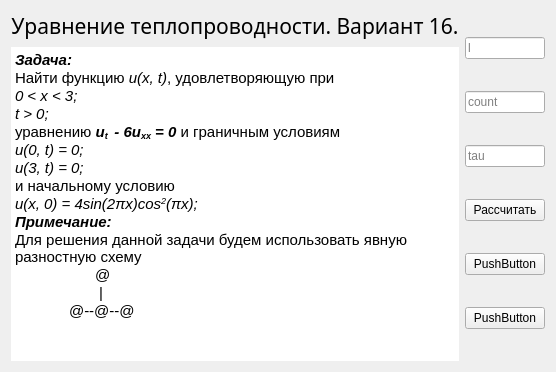
Above: Teplo/teplo.ui from sm4ll-3gg/UNumericalMethods before the change. Below: the same form after it.
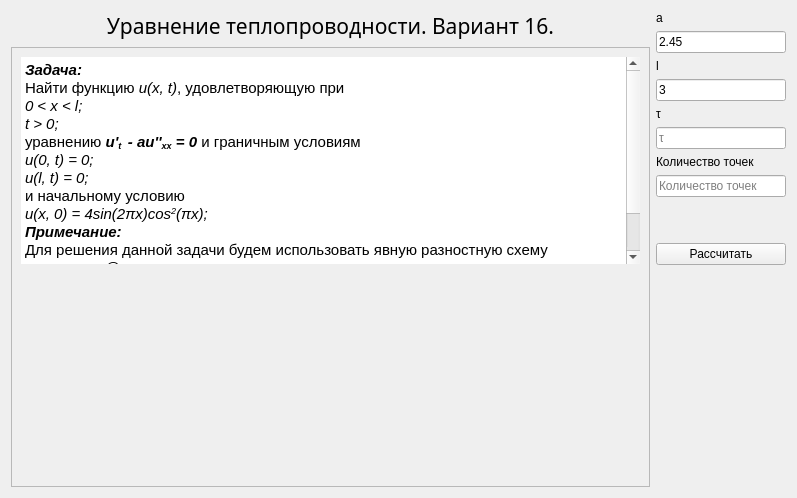
That is the form after the change. Custom widgets are drawn as their Qt base class.

The edit to the form file:
```diff
--- a/Teplo/teplo.ui
+++ b/Teplo/teplo.ui
@@ -6,8 +6,8 @@
    <rect>
     <x>0</x>
     <y>0</y>
-    <width>546</width>
-    <height>372</height>
+    <width>797</width>
+    <height>498</height>
    </rect>
   </property>
   <property name="windowTitle">
@@ -19,7 +19,7 @@
      <item>
       <widget class="QLabel" name="title">
        <property name="sizePolicy">
-        <sizepolicy hsizetype="Preferred" vsizetype="Minimum">
+        <sizepolicy hsizetype="Minimum" vsizetype="Minimum">
          <horstretch>0</horstretch>
          <verstretch>0</verstretch>
         </sizepolicy>
@@ -41,22 +41,82 @@
       </widget>
      </item>
      <item>
-      <widget class="QTextBrowser" name="textBrowser">
-       <property name="frameShape">
-        <enum>QFrame::NoFrame</enum>
+      <widget class="QScrollArea" name="answerArea">
+       <property name="sizePolicy">
+        <sizepolicy hsizetype="Expanding" vsizetype="Expanding">
+         <horstretch>0</horstretch>
+         <verstretch>0</verstretch>
+        </sizepolicy>
        </property>
-       <property name="html">
-        <string>&lt;!DOCTYPE HTML PUBLIC &quot;-//W3C//DTD HTML 4.0//EN&quot; &quot;http://www.w3.org/TR/REC-html40/strict.dtd&quot;&gt;
+       <property name="sizeAdjustPolicy">
+        <enum>QAbstractScrollArea::AdjustToContentsOnFirstShow</enum>
+       </property>
+       <property name="widgetResizable">
+        <bool>true</bool>
+       </property>
+       <widget class="QWidget" name="answerAreaContents">
+        <property name="geometry">
+         <rect>
+          <x>0</x>
+          <y>0</y>
+          <width>637</width>
+          <height>447</height>
+         </rect>
+        </property>
+        <property name="sizePolicy">
+         <sizepolicy hsizetype="Expanding" vsizetype="Expanding">
+          <horstretch>0</horstretch>
+          <verstretch>0</verstretch>
+         </sizepolicy>
+        </property>
+        <property name="autoFillBackground">
+         <bool>true</bool>
+        </property>
+        <layout class="QVBoxLayout" name="verticalLayout">
+         <property name="sizeConstraint">
+          <enum>QLayout::SetDefaultConstraint</enum>
+         </property>
+         <item>
+          <widget class="QTextBrowser" name="conditionText">
+           <property name="sizePolicy">
+            <sizepolicy hsizetype="Expanding" vsizetype="Expanding">
+             <horstretch>0</horstretch>
+             <verstretch>0</verstretch>
+            </sizepolicy>
+           </property>
+           <property name="autoFillBackground">
+            <bool>false</bool>
+           </property>
+           <property name="frameShape">
+            <enum>QFrame::NoFrame</enum>
+           </property>
+           <property name="verticalScrollBarPolicy">
+            <enum>Qt::ScrollBarAsNeeded</enum>
+           </property>
+           <property name="horizontalScrollBarPolicy">
+            <enum>Qt::ScrollBarAsNeeded</enum>
+           </property>
+           <property name="sizeAdjustPolicy">
+            <enum>QAbstractScrollArea::AdjustIgnored</enum>
+           </property>
+           <property name="autoFormatting">
+            <set>QTextEdit::AutoNone</set>
+           </property>
+           <property name="undoRedoEnabled">
+            <bool>false</bool>
+           </property>
+           <property name="html">
+            <string>&lt;!DOCTYPE HTML PUBLIC &quot;-//W3C//DTD HTML 4.0//EN&quot; &quot;http://www.w3.org/TR/REC-html40/strict.dtd&quot;&gt;
 &lt;html&gt;&lt;head&gt;&lt;meta name=&quot;qrichtext&quot; content=&quot;1&quot; /&gt;&lt;style type=&quot;text/css&quot;&gt;
 p, li { white-space: pre-wrap; }
 &lt;/style&gt;&lt;/head&gt;&lt;body style=&quot; font-family:'Cantarell'; font-size:11pt; font-weight:400; font-style:normal;&quot;&gt;
 &lt;p style=&quot; margin-top:0px; margin-bottom:0px; margin-left:0px; margin-right:0px; -qt-block-indent:0; text-indent:0px;&quot;&gt;&lt;span style=&quot; font-weight:600; font-style:italic;&quot;&gt;Задача:&lt;/span&gt;&lt;/p&gt;
 &lt;p style=&quot; margin-top:0px; margin-bottom:0px; margin-left:0px; margin-right:0px; -qt-block-indent:0; text-indent:0px;&quot;&gt;Найти функцию &lt;span style=&quot; font-style:italic;&quot;&gt;u(x, t)&lt;/span&gt;, удовлетворяющую при  &lt;/p&gt;
-&lt;p style=&quot; margin-top:0px; margin-bottom:0px; margin-left:0px; margin-right:0px; -qt-block-indent:0; text-indent:0px;&quot;&gt;&lt;span style=&quot; font-style:italic;&quot;&gt;0 &amp;lt; x &amp;lt; 3;&lt;/span&gt;&lt;/p&gt;
+&lt;p style=&quot; margin-top:0px; margin-bottom:0px; margin-left:0px; margin-right:0px; -qt-block-indent:0; text-indent:0px;&quot;&gt;&lt;span style=&quot; font-style:italic;&quot;&gt;0 &amp;lt; x &amp;lt; l;&lt;/span&gt;&lt;/p&gt;
 &lt;p style=&quot; margin-top:0px; margin-bottom:0px; margin-left:0px; margin-right:0px; -qt-block-indent:0; text-indent:0px;&quot;&gt;&lt;span style=&quot; font-style:italic;&quot;&gt;t &amp;gt; 0;&lt;/span&gt;&lt;/p&gt;
-&lt;p style=&quot; margin-top:0px; margin-bottom:0px; margin-left:0px; margin-right:0px; -qt-block-indent:0; text-indent:0px;&quot;&gt;уравнению &lt;span style=&quot; font-weight:600; font-style:italic;&quot;&gt;u&lt;/span&gt;&lt;span style=&quot; font-weight:600; font-style:italic; vertical-align:sub;&quot;&gt;t &lt;/span&gt;&lt;span style=&quot; font-weight:600; font-style:italic;&quot;&gt; - 6u&lt;/span&gt;&lt;span style=&quot; font-weight:600; font-style:italic; vertical-align:sub;&quot;&gt;xx&lt;/span&gt;&lt;span style=&quot; font-weight:600; font-style:italic;&quot;&gt; = 0&lt;/span&gt; и граничным условиям &lt;/p&gt;
+&lt;p style=&quot; margin-top:0px; margin-bottom:0px; margin-left:0px; margin-right:0px; -qt-block-indent:0; text-indent:0px;&quot;&gt;уравнению &lt;span style=&quot; font-weight:600; font-style:italic;&quot;&gt;u'&lt;/span&gt;&lt;span style=&quot; font-weight:600; font-style:italic; vertical-align:sub;&quot;&gt;t &lt;/span&gt;&lt;span style=&quot; font-weight:600; font-style:italic;&quot;&gt; - au''&lt;/span&gt;&lt;span style=&quot; font-weight:600; font-style:italic; vertical-align:sub;&quot;&gt;xx&lt;/span&gt;&lt;span style=&quot; font-weight:600; font-style:italic;&quot;&gt; = 0&lt;/span&gt; и граничным условиям &lt;/p&gt;
 &lt;p style=&quot; margin-top:0px; margin-bottom:0px; margin-left:0px; margin-right:0px; -qt-block-indent:0; text-indent:0px;&quot;&gt;&lt;span style=&quot; font-style:italic;&quot;&gt;u(0, t) = 0;&lt;/span&gt;&lt;/p&gt;
-&lt;p style=&quot; margin-top:0px; margin-bottom:0px; margin-left:0px; margin-right:0px; -qt-block-indent:0; text-indent:0px;&quot;&gt;&lt;span style=&quot; font-style:italic;&quot;&gt;u(3, t) = 0;&lt;/span&gt;&lt;/p&gt;
+&lt;p style=&quot; margin-top:0px; margin-bottom:0px; margin-left:0px; margin-right:0px; -qt-block-indent:0; text-indent:0px;&quot;&gt;&lt;span style=&quot; font-style:italic;&quot;&gt;u(l, t) = 0;&lt;/span&gt;&lt;/p&gt;
 &lt;p style=&quot; margin-top:0px; margin-bottom:0px; margin-left:0px; margin-right:0px; -qt-block-indent:0; text-indent:0px;&quot;&gt;и начальному условию&lt;/p&gt;
 &lt;p style=&quot; margin-top:0px; margin-bottom:0px; margin-left:0px; margin-right:0px; -qt-block-indent:0; text-indent:0px;&quot;&gt;&lt;span style=&quot; font-style:italic;&quot;&gt;u(x, 0) = 4sin(2πx)cos&lt;/span&gt;&lt;span style=&quot; font-style:italic; vertical-align:super;&quot;&gt;2&lt;/span&gt;&lt;span style=&quot; font-style:italic;&quot;&gt;(πx);&lt;/span&gt;&lt;/p&gt;
 &lt;p style=&quot; margin-top:0px; margin-bottom:0px; margin-left:0px; margin-right:0px; -qt-block-indent:0; text-indent:0px;&quot;&gt;&lt;span style=&quot; font-weight:600; font-style:italic;&quot;&gt;Примечание:&lt;/span&gt;&lt;/p&gt;
@@ -64,7 +124,27 @@
 &lt;p style=&quot; margin-top:0px; margin-bottom:0px; margin-left:0px; margin-right:0px; -qt-block-indent:0; text-indent:0px;&quot;&gt;	@&lt;/p&gt;
 &lt;p style=&quot; margin-top:0px; margin-bottom:0px; margin-left:0px; margin-right:0px; -qt-block-indent:0; text-indent:0px;&quot;&gt;	 |&lt;/p&gt;
 &lt;p style=&quot; margin-top:0px; margin-bottom:0px; margin-left:0px; margin-right:0px; -qt-block-indent:0; text-indent:0px;&quot;&gt;             @--@--@&lt;/p&gt;&lt;/body&gt;&lt;/html&gt;</string>
-       </property>
+           </property>
+           <property name="overwriteMode">
+            <bool>false</bool>
+           </property>
+           <property name="textInteractionFlags">
+            <set>Qt::LinksAccessibleByKeyboard|Qt::LinksAccessibleByMouse</set>
+           </property>
+          </widget>
+         </item>
+         <item>
+          <widget class="Diagram" name="graph" native="true">
+           <property name="sizePolicy">
+            <sizepolicy hsizetype="Expanding" vsizetype="Expanding">
+             <horstretch>0</horstretch>
+             <verstretch>0</verstretch>
+            </sizepolicy>
+           </property>
+          </widget>
+         </item>
+        </layout>
+       </widget>
       </widget>
      </item>
     </layout>
@@ -72,51 +152,193 @@
    <item>
     <layout class="QVBoxLayout" name="conditionLayout">
      <item>
-      <widget class="QLineEdit" name="l">
+      <widget class="QLabel" name="aLabel">
+       <property name="sizePolicy">
+        <sizepolicy hsizetype="Minimum" vsizetype="Minimum">
+         <horstretch>0</horstretch>
+         <verstretch>0</verstretch>
+        </sizepolicy>
+       </property>
+       <property name="text">
+        <string>a</string>
+       </property>
+       <property name="alignment">
+        <set>Qt::AlignBottom|Qt::AlignLeading|Qt::AlignLeft</set>
+       </property>
+      </widget>
+     </item>
+     <item>
+      <widget class="QLineEdit" name="aEdit">
+       <property name="sizePolicy">
+        <sizepolicy hsizetype="Minimum" vsizetype="Fixed">
+         <horstretch>0</horstretch>
+         <verstretch>0</verstretch>
+        </sizepolicy>
+       </property>
+       <property name="text">
+        <string>2.45</string>
+       </property>
        <property name="placeholderText">
+        <string>a</string>
+       </property>
+      </widget>
+     </item>
+     <item>
+      <widget class="QLabel" name="lLabel">
+       <property name="sizePolicy">
+        <sizepolicy hsizetype="Minimum" vsizetype="Minimum">
+         <horstretch>0</horstretch>
+         <verstretch>0</verstretch>
+        </sizepolicy>
+       </property>
+       <property name="text">
         <string>l</string>
        </property>
+       <property name="alignment">
+        <set>Qt::AlignBottom|Qt::AlignLeading|Qt::AlignLeft</set>
+       </property>
       </widget>
      </item>
      <item>
-      <widget class="QLineEdit" name="plotCount">
+      <widget class="QLineEdit" name="lEdit">
+       <property name="sizePolicy">
+        <sizepolicy hsizetype="Minimum" vsizetype="Fixed">
+         <horstretch>0</horstretch>
+         <verstretch>0</verstretch>
+        </sizepolicy>
+       </property>
+       <property name="text">
+        <string>3</string>
+       </property>
        <property name="placeholderText">
-        <string>count</string>
+        <string>l</string>
        </property>
       </widget>
      </item>
      <item>
-      <widget class="QLineEdit" name="tau">
+      <widget class="QLabel" name="tauLabel">
+       <property name="sizePolicy">
+        <sizepolicy hsizetype="Minimum" vsizetype="Minimum">
+         <horstretch>0</horstretch>
+         <verstretch>0</verstretch>
+        </sizepolicy>
+       </property>
+       <property name="text">
+        <string>τ</string>
+       </property>
+       <property name="alignment">
+        <set>Qt::AlignBottom|Qt::AlignLeading|Qt::AlignLeft</set>
+       </property>
+      </widget>
+     </item>
+     <item>
+      <widget class="QLineEdit" name="tauEdit">
+       <property name="sizePolicy">
+        <sizepolicy hsizetype="Minimum" vsizetype="Fixed">
+         <horstretch>0</horstretch>
+         <verstretch>0</verstretch>
+        </sizepolicy>
+       </property>
+       <property name="text">
+        <string/>
+       </property>
        <property name="placeholderText">
-        <string>tau</string>
+        <string>τ</string>
        </property>
       </widget>
      </item>
+     <item>
+      <widget class="QLabel" name="nLabel">
+       <property name="sizePolicy">
+        <sizepolicy hsizetype="Minimum" vsizetype="Minimum">
+         <horstretch>0</horstretch>
+         <verstretch>0</verstretch>
+        </sizepolicy>
+       </property>
+       <property name="text">
+        <string>Количество точек</string>
+       </property>
+       <property name="alignment">
+        <set>Qt::AlignBottom|Qt::AlignLeading|Qt::AlignLeft</set>
+       </property>
+      </widget>
+     </item>
+     <item>
+      <widget class="QLineEdit" name="pointCount">
+       <property name="sizePolicy">
+        <sizepolicy hsizetype="Minimum" vsizetype="Fixed">
+         <horstretch>0</horstretch>
+         <verstretch>0</verstretch>
+        </sizepolicy>
+       </property>
+       <property name="minimumSize">
+        <size>
+         <width>130</width>
+         <height>0</height>
+        </size>
+       </property>
+       <property name="text">
+        <string/>
+       </property>
+       <property name="placeholderText">
+        <string>Количество точек</string>
+       </property>
+      </widget>
+     </item>
+     <item>
+      <spacer name="verticalSpacer">
+       <property name="orientation">
+        <enum>Qt::Vertical</enum>
+       </property>
+       <property name="sizeType">
+        <enum>QSizePolicy::Fixed</enum>
+       </property>
+       <property name="sizeHint" stdset="0">
+        <size>
+         <width>20</width>
+         <height>40</height>
+        </size>
+       </property>
+      </spacer>
+     </item>
      <item>
       <widget class="QPushButton" name="calculateButton">
+       <property name="sizePolicy">
+        <sizepolicy hsizetype="Minimum" vsizetype="Fixed">
+         <horstretch>0</horstretch>
+         <verstretch>0</verstretch>
+        </sizepolicy>
+       </property>
        <property name="text">
         <string>Рассчитать</string>
        </property>
       </widget>
      </item>
      <item>
-      <widget class="QPushButton" name="pushButton">
-       <property name="text">
-        <string>PushButton</string>
+      <spacer name="verticalSpacer_2">
+       <property name="orientation">
+        <enum>Qt::Vertical</enum>
        </property>
-      </widget>
-     </item>
-     <item>
-      <widget class="QPushButton" name="pushButton_2">
-       <property name="text">
-        <string>PushButton</string>
+       <property name="sizeHint" stdset="0">
+        <size>
+         <width>20</width>
+         <height>40</height>
+        </size>
        </property>
-      </widget>
+      </spacer>
      </item>
     </layout>
    </item>
   </layout>
  </widget>
+ <customwidgets>
+  <customwidget>
+   <class>Diagram</class>
+   <extends>QWidget</extends>
+   <header>CustomPlot/diagram.h</header>
+   <container>1</container>
+  </customwidget>
+ </customwidgets>
  <resources/>
  <connections/>
 </ui>
```
Left out of the diff: 2 changed lines with no effect on the pictures.
